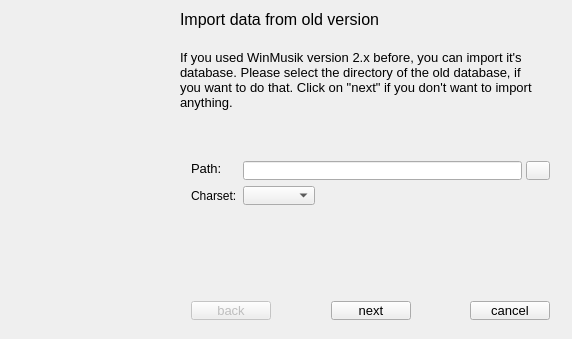
The window that trunk/forms/firststart.ui (pfedick/winmusik) describes before a commit, drawn with Qt 5.
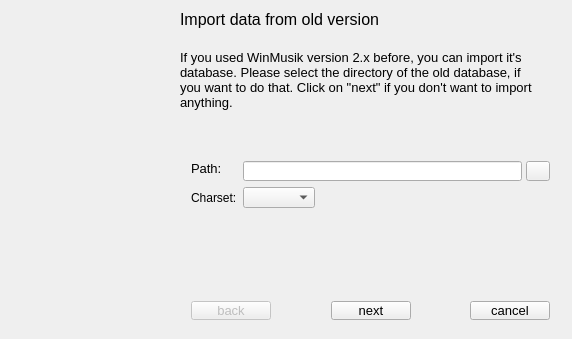
The same window after the commit. The open tabs and pages were chosen to show the change. Icons and pictures are not drawn.

```diff
--- a/trunk/forms/firststart.ui
+++ b/trunk/forms/firststart.ui
@@ -400,7 +400,7 @@
        <x>10</x>
        <y>140</y>
        <width>381</width>
-       <height>66</height>
+       <height>69</height>
       </rect>
      </property>
      <layout class="QFormLayout" name="formLayout">
```
Left out of the diff: 6 changed lines with no effect on the pictures.
